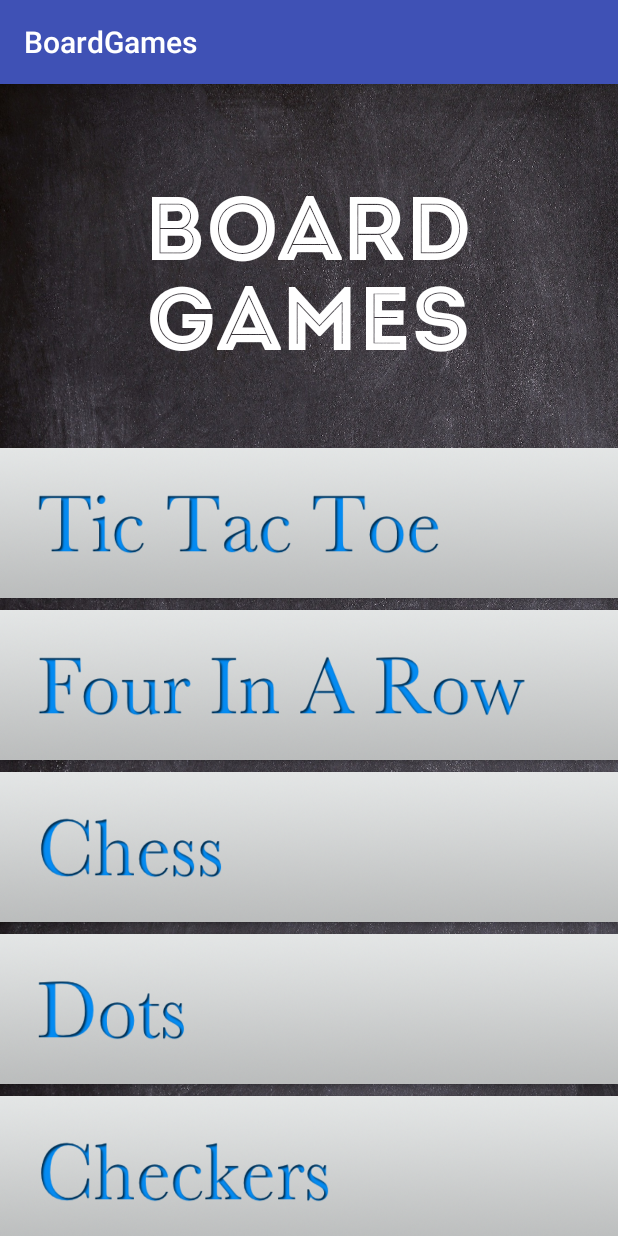
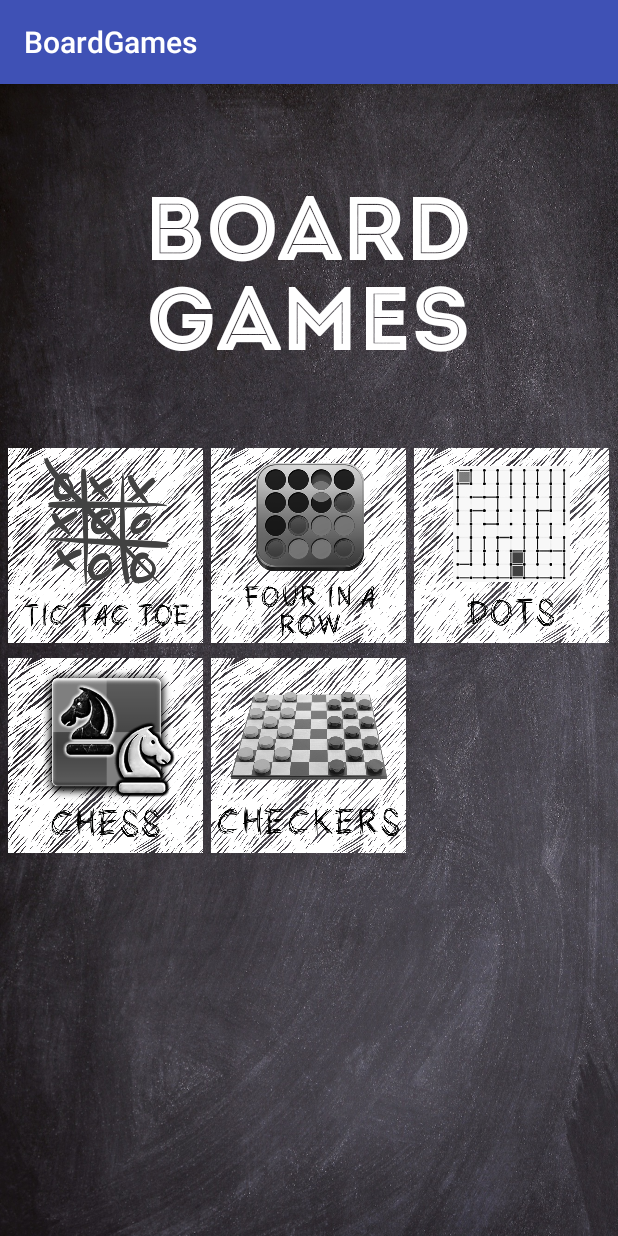
Before and after one commit to Fabissime/IS-1250, an Android app: the screen it shows after launch (MainActivity), on a phone screen of 412 x 824 dp. Run offline under Robolectric (Android 15) with nearby library versions, the phone set to English and light mode, and no system bars.

Commit message:
Création des bouttons d'accueil

```diff
--- a/BoardGames/app/src/main/res/layout/activity_main.xml
+++ b/BoardGames/app/src/main/res/layout/activity_main.xml
@@ -27,66 +27,77 @@
         android:layout_marginTop="50dp"
         android:layout_height="match_parent">
 
-        <LinearLayout
+        <GridLayout
             android:layout_width="match_parent"
             android:layout_height="wrap_content"
-            android:orientation="vertical" >
+            android:orientation="vertical"
+            android:columnCount="3">
 
             <Button
                 android:id="@+id/button1"
-                android:layout_width="match_parent"
-                android:layout_height="100dp"
+                android:layout_width="130dp"
+                android:layout_height="130dp"
+                android:layout_marginLeft="5dp"
                 android:text=""
-                android:background="@drawable/tictactoe"
+                android:layout_column="0"
+                android:layout_row="0"
+                android:background="@drawable/TicTacToe_button"
                 android:layout_alignParentStart="true" >
             </Button>
 
             <Button
                 android:id="@+id/button2"
-                android:layout_width="match_parent"
-                android:layout_height="100dp"
+                android:layout_width="130dp"
+                android:layout_height="130dp"
+                android:layout_marginLeft="5dp"
                 android:text=""
-                android:background="@drawable/fourinarow"
-                android:layout_below="@+id/button1"
-                android:layout_marginTop="8dp"
+                android:layout_column="1"
+                android:layout_row="0"
+                android:background="@drawable/FourInARow_button"
                 android:layout_alignParentStart="true" >
             </Button>
 
             <Button
                 android:id="@+id/button3"
-                android:layout_width="match_parent"
-                android:layout_height="100dp"
+                android:layout_width="130dp"
+                android:layout_height="130dp"
+                android:layout_marginLeft="5dp"
                 android:text=""
-                android:background="@drawable/chess"
-                android:layout_below="@+id/button2"
-                android:layout_marginTop="8dp"
+                android:layout_column="2"
+                android:layout_row="0"
+                android:background="@drawable/Dots_button"
+                android:layout_marginTop="0dp"
                 android:layout_alignParentStart="true" >
             </Button>
 
             <Button
                 android:id="@+id/button4"
-                android:layout_width="match_parent"
-                android:layout_height="100dp"
+                android:layout_width="130dp"
+                android:layout_height="130dp"
+                android:layout_marginLeft="5dp"
                 android:text=""
-                android:background="@drawable/dots"
-                android:layout_below="@+id/button3"
-                android:layout_marginTop="8dp"
+                android:layout_column="0"
+                android:layout_row="1"
+                android:background="@drawable/Chess_button"
+                android:layout_marginTop="10dp"
                 android:layout_alignParentStart="true" >
             </Button>
 
             <Button
                 android:id="@+id/button5"
-                android:layout_width="match_parent"
-                android:layout_height="100dp"
+                android:layout_width="130dp"
+                android:layout_height="130dp"
+                android:layout_marginLeft="5dp"
                 android:text=""
-                android:background="@drawable/checkers"
-                android:layout_below="@+id/button4"
-                android:layout_marginTop="8dp"
+                android:layout_column="1"
+                android:layout_row="1"
+                android:background="@drawable/Checkers_button"
+                android:layout_marginTop="10dp"
                 android:layout_alignParentStart="true" >
             </Button>
 
 
-        </LinearLayout>
+        </GridLayout>
     </ScrollView>
 
 </RelativeLayout>
```
Also changed, not shown: BoardGames/app/src/main/res/drawable/ChalkChess.png (added), BoardGames/app/src/main/res/drawable/Checkers_button.png (added), BoardGames/app/src/main/res/drawable/Chess_button.png (added), BoardGames/app/src/main/res/drawable/Dots_button.png (added), BoardGames/app/src/main/res/drawable/FourInARow_button.png (added), BoardGames/app/src/main/res/drawable/TicTacToe_button.png (added), BoardGames/app/src/main/res/drawable/point.png (added).
